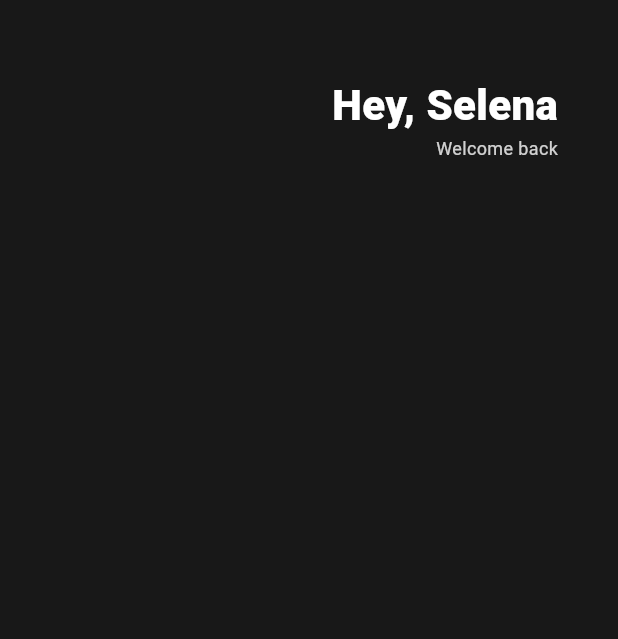
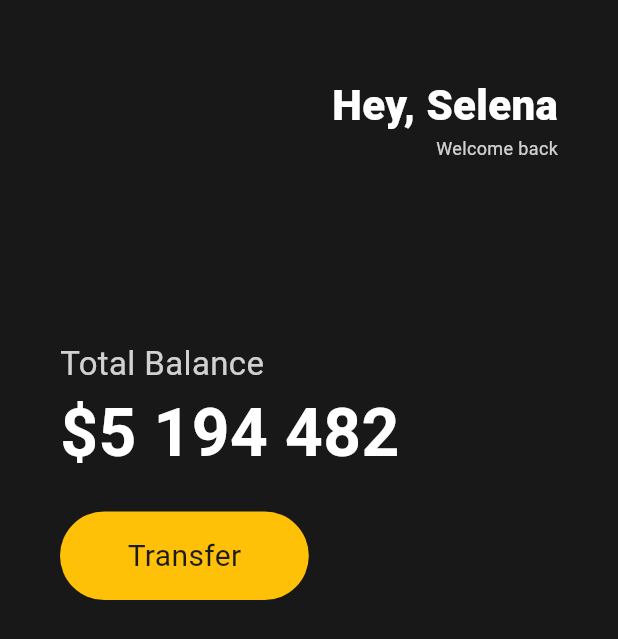
Before and after one commit to KimJJRoSY/flutter_study, a Flutter app: the screen it shows after launch, on a phone screen of 412 x 824 dp. Shown: the top 639 px of the screen. Run offline on Flutter 3.47's test engine with Material 3 defaults, Android fonts, the phone set to English and light mode, and no system bars.

Commit message:
ui: 버튼추가

```diff
--- a/lib/main.dart
+++ b/lib/main.dart
@@ -15,13 +15,14 @@ class App extends StatelessWidget {
         body: Padding(
           // 전체 ui 상하좌우에 패딩값 줌
           // padding: EdgeInsets.all(10),
-
           //수평(가로)에 패딩 줌
           padding: EdgeInsets.symmetric(horizontal: 40),
           // column은 서로를 위 아래에 놓고 싶을 때 사용
           child: Column(
+            crossAxisAlignment: CrossAxisAlignment.start,
             // 정렬 시 Column crossAxis는 가로 방향
             children: [
+              //헤더이  margin - top 같은 개념
               SizedBox(
                 height: 50,
               ),
@@ -50,6 +51,48 @@ class App extends StatelessWidget {
                     ],
                   )
                 ],
+              ),
+              SizedBox(
+                height: 120,
+              ),
+              Text(
+                'Total Balance',
+                style: TextStyle(
+                  fontSize: 22,
+                  color: Colors.white.withOpacity(0.8),
+                ),
+              ),
+              Text(
+                '\$5 194 482',
+                style: TextStyle(
+                  fontSize: 44,
+                  fontWeight: FontWeight.w600,
+                  color: Colors.white,
+                ),
+              ),
+              SizedBox(height: 20),
+              Row(
+                children: [
+                  Container(
+                      decoration: BoxDecoration(
+                        color: Colors.amber,
+                        borderRadius: BorderRadius.circular(45),
+                      ),
+                      child: Padding(
+                        padding: EdgeInsets.symmetric(
+                          // 상하에 넣을 패딩값이 25
+                          vertical: 15,
+                          // 좌우가 horizontal
+                          horizontal: 45,
+                        ),
+                        child: Text(
+                          'Transfer',
+                          style: TextStyle(
+                            fontSize: 20,
+                          ),
+                        ),
+                      )),
+                ],
               )
             ],
           ),
```
